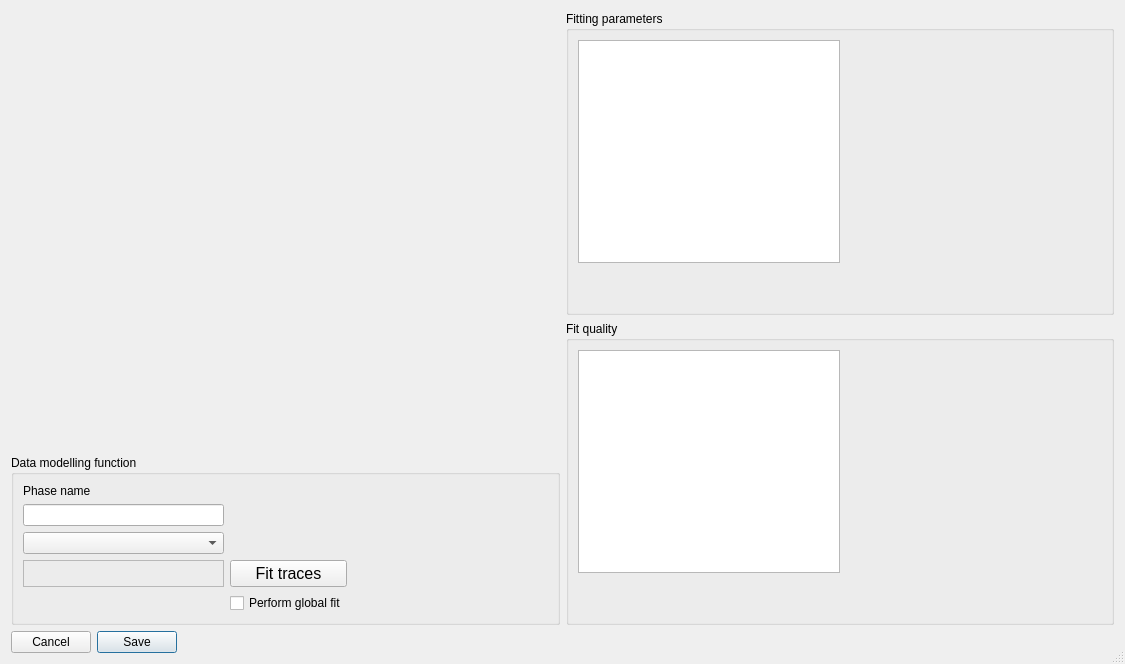
ubenu/Blits, file Resources/UI/scrutinize_dialog.ui: the form before one commit.
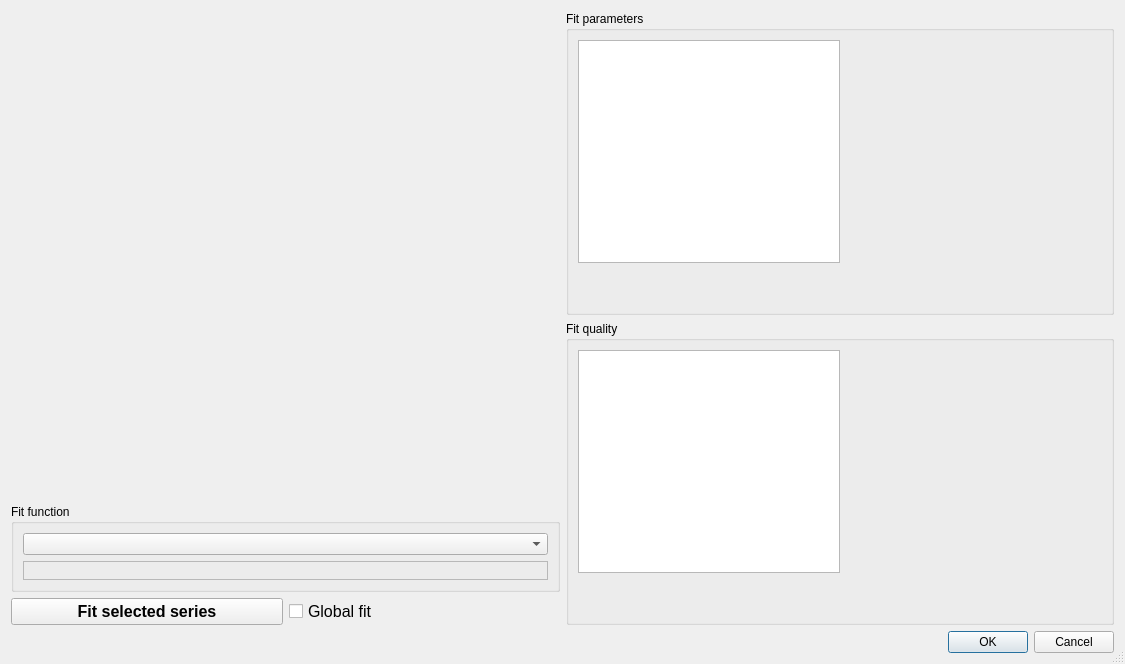
The form after the commit. Icons and pictures are not drawn.

Commit message:
Now working on reading in other data than Octet traces
Same format, though

```diff
--- a/Resources/UI/scrutinize_dialog.ui
+++ b/Resources/UI/scrutinize_dialog.ui
@@ -17,7 +17,7 @@
    </sizepolicy>
   </property>
   <property name="windowTitle">
-   <string>Analyze series</string>
+   <string>Data modelling</string>
   </property>
   <property name="windowIcon">
    <iconset>
@@ -30,17 +30,14 @@
    <bool>false</bool>
   </property>
   <layout class="QVBoxLayout" name="verticalLayout_3">
-   <property name="sizeConstraint">
-    <enum>QLayout::SetMinAndMaxSize</enum>
-   </property>
    <item>
-    <layout class="QHBoxLayout" name="horizontalLayout_3">
+    <layout class="QHBoxLayout" name="horizontalLayout_2">
      <item>
-      <layout class="QVBoxLayout" name="verticalLayout">
+      <layout class="QVBoxLayout" name="verticalLayout" stretch="1,1,0">
        <item>
         <widget class="QWidget" name="mpl_window" native="true">
          <property name="sizePolicy">
-          <sizepolicy hsizetype="MinimumExpanding" vsizetype="MinimumExpanding">
+          <sizepolicy hsizetype="Expanding" vsizetype="Expanding">
            <horstretch>1</horstretch>
            <verstretch>0</verstretch>
           </sizepolicy>
@@ -63,10 +60,26 @@
           </sizepolicy>
          </property>
          <property name="title">
-          <string>Data modelling function</string>
+          <string>Fit function</string>
          </property>
-         <layout class="QGridLayout" name="gridLayout">
-          <item row="3" column="0">
+         <layout class="QVBoxLayout" name="verticalLayout_4">
+          <item>
+           <widget class="QComboBox" name="cmb_fit_function">
+            <property name="sizePolicy">
+             <sizepolicy hsizetype="MinimumExpanding" vsizetype="Fixed">
+              <horstretch>0</horstretch>
+              <verstretch>0</verstretch>
+             </sizepolicy>
+            </property>
+            <property name="sizeAdjustPolicy">
+             <enum>QComboBox::AdjustToMinimumContentsLength</enum>
+            </property>
+            <property name="frame">
+             <bool>true</bool>
+            </property>
+           </widget>
+          </item>
+          <item>
            <widget class="QLabel" name="txt_function">
             <property name="sizePolicy">
              <sizepolicy hsizetype="MinimumExpanding" vsizetype="Preferred">
@@ -95,33 +108,12 @@
             </property>
            </widget>
           </item>
-          <item row="2" column="0">
-           <widget class="QComboBox" name="cmb_fit_function">
-            <property name="sizePolicy">
-             <sizepolicy hsizetype="MinimumExpanding" vsizetype="Fixed">
-              <horstretch>0</horstretch>
-              <verstretch>0</verstretch>
-             </sizepolicy>
-            </property>
-           </widget>
-          </item>
-          <item row="0" column="0">
-           <widget class="QLabel" name="label">
-            <property name="sizePolicy">
-             <sizepolicy hsizetype="Preferred" vsizetype="Fixed">
-              <horstretch>0</horstretch>
-              <verstretch>0</verstretch>
-             </sizepolicy>
-            </property>
-            <property name="text">
-             <string>Phase name</string>
-            </property>
-            <property name="alignment">
-             <set>Qt::AlignLeading|Qt::AlignLeft|Qt::AlignVCenter</set>
-            </property>
-           </widget>
-          </item>
-          <item row="3" column="1">
+         </layout>
+        </widget>
+       </item>
+       <item>
+        <layout class="QHBoxLayout" name="horizontalLayout">
+         <item>
            <widget class="QPushButton" name="btn_calc">
             <property name="sizePolicy">
              <sizepolicy hsizetype="Preferred" vsizetype="Fixed">
@@ -132,58 +124,35 @@
             <property name="font">
              <font>
               <pointsize>12</pointsize>
+             <weight>75</weight>
+             <bold>true</bold>
+            </font>
+           </property>
+           <property name="text">
+            <string>Fit selected series</string>
+           </property>
+          </widget>
+         </item>
+         <item>
+          <widget class="QCheckBox" name="chk_global">
+           <property name="font">
+            <font>
+             <pointsize>12</pointsize>
               <weight>50</weight>
               <bold>false</bold>
              </font>
             </property>
             <property name="text">
-             <string>Fit traces</string>
-            </property>
-           </widget>
-          </item>
-          <item row="1" column="0">
-           <widget class="QLineEdit" name="txt_phase_id">
-            <property name="sizePolicy">
-             <sizepolicy hsizetype="Minimum" vsizetype="Fixed">
-              <horstretch>0</horstretch>
-              <verstretch>0</verstretch>
-             </sizepolicy>
-            </property>
-            <property name="minimumSize">
-             <size>
-              <width>0</width>
-              <height>0</height>
-             </size>
-            </property>
-           </widget>
-          </item>
-          <item row="3" column="4">
-           <spacer name="horizontalSpacer_2">
-            <property name="orientation">
-             <enum>Qt::Horizontal</enum>
-            </property>
-            <property name="sizeHint" stdset="0">
-             <size>
-              <width>40</width>
-              <height>20</height>
-             </size>
-            </property>
-           </spacer>
-          </item>
-          <item row="4" column="1">
-           <widget class="QCheckBox" name="chk_global">
-            <property name="text">
-             <string>Perform global fit</string>
+            <string>Global fit</string>
             </property>
            </widget>
           </item>
          </layout>
-        </widget>
        </item>
       </layout>
      </item>
      <item>
-      <layout class="QVBoxLayout" name="verticalLayout_2">
+      <layout class="QVBoxLayout" name="verticalLayout_2" stretch="1,1">
        <item>
         <widget class="QGroupBox" name="grp_fit">
          <property name="enabled">
@@ -196,7 +165,7 @@
           </sizepolicy>
          </property>
          <property name="title">
-          <string>Fitting parameters</string>
+          <string>Fit parameters</string>
          </property>
          <layout class="QGridLayout" name="gridLayout_2">
           <item row="0" column="0">
@@ -205,7 +174,7 @@
              <bool>true</bool>
             </property>
             <property name="sizePolicy">
-             <sizepolicy hsizetype="Expanding" vsizetype="Expanding">
+             <sizepolicy hsizetype="Expanding" vsizetype="Minimum">
               <horstretch>0</horstretch>
               <verstretch>1</verstretch>
              </sizepolicy>
@@ -271,7 +240,7 @@
              <bool>true</bool>
             </property>
             <property name="sizePolicy">
-             <sizepolicy hsizetype="Expanding" vsizetype="Expanding">
+             <sizepolicy hsizetype="Expanding" vsizetype="Minimum">
               <horstretch>0</horstretch>
               <verstretch>1</verstretch>
              </sizepolicy>
@@ -329,13 +298,13 @@
       </sizepolicy>
      </property>
      <property name="layoutDirection">
-      <enum>Qt::RightToLeft</enum>
+      <enum>Qt::LeftToRight</enum>
      </property>
      <property name="orientation">
       <enum>Qt::Horizontal</enum>
      </property>
      <property name="standardButtons">
-      <set>QDialogButtonBox::Cancel|QDialogButtonBox::Save</set>
+      <set>QDialogButtonBox::Cancel|QDialogButtonBox::Ok</set>
      </property>
      <property name="centerButtons">
       <bool>false</bool>
```
Lines whose indentation alone changed are shown as unchanged. The commit also changes 9 other files.
